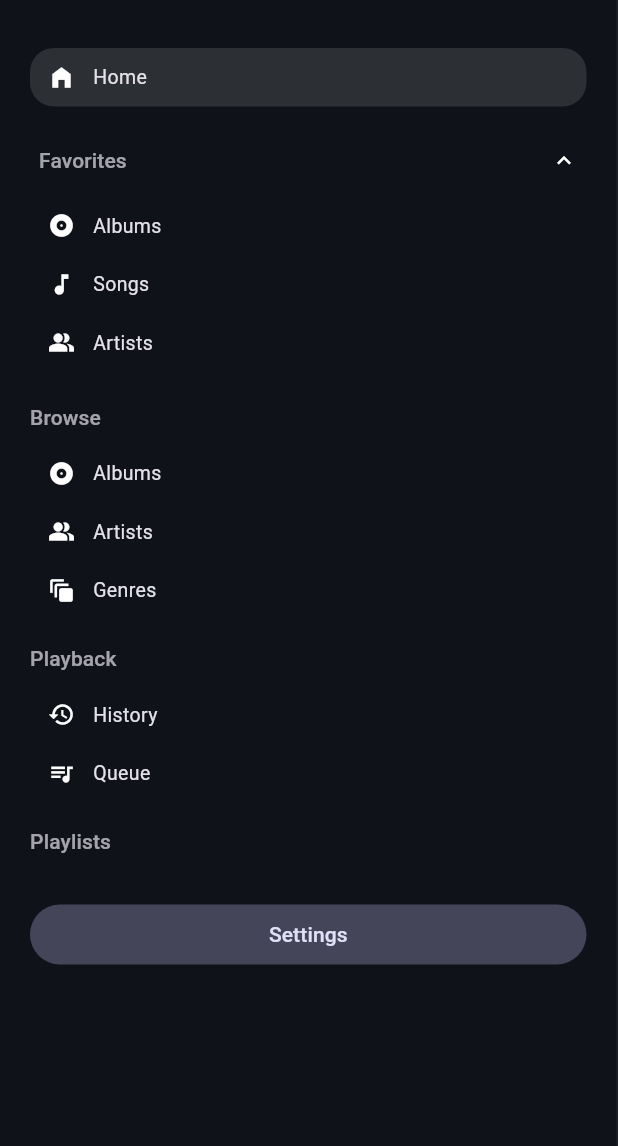
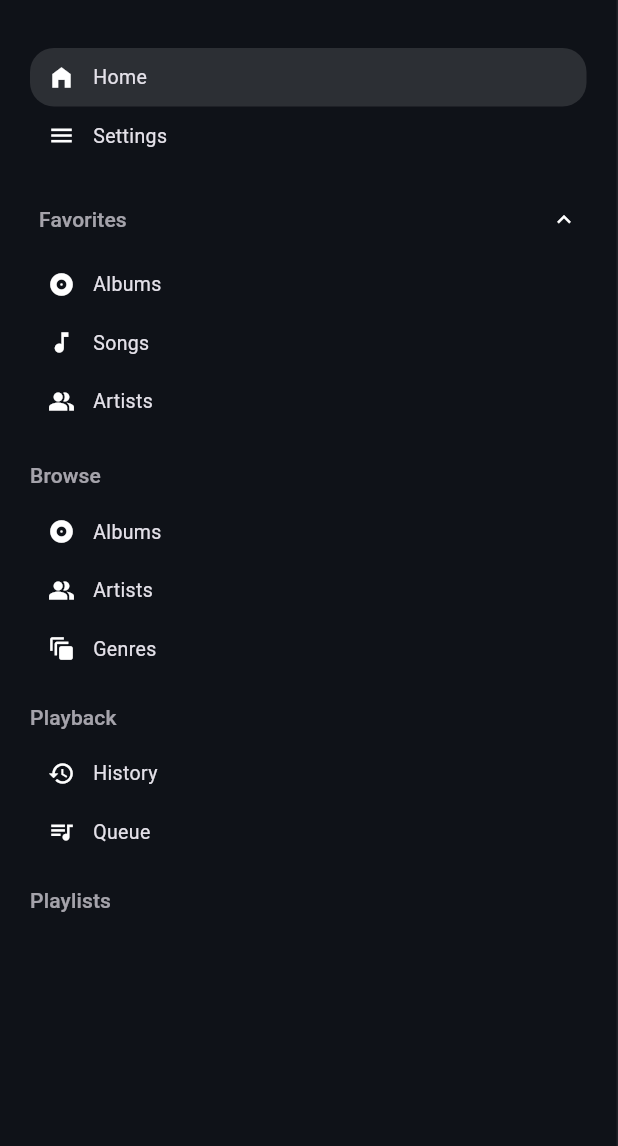
Before and after one commit to j6k4m8/coppelia, a Flutter app: the SidebarNavigation widget shown alone on an empty page, opened directly, on a phone screen of 412 x 824 dp, the part 90-1236 px from its top. Run offline on Flutter 3.47's test engine with Material 3 defaults, Android fonts, the phone set to English and light mode, and no system bars; our stand-ins replace cached_network_image, flutter_cache_manager, just_audio, shared_preferences; missing offline and left inert: window_manager; accounts and stored records are empty; Roboto replaces fonts that are missing (SF Pro Display).

Commit message:
feat: add settings navigation tile and update todo for hamburger icon implementation

```diff
--- a/lib/ui/widgets/sidebar_navigation.dart
+++ b/lib/ui/widgets/sidebar_navigation.dart
@@ -69,6 +69,13 @@ class _SidebarNavigationState extends State<SidebarNavigation> {
             selected: state.selectedPlaylist == null &&
                 state.selectedView == LibraryView.home,
             onTap: () => state.selectLibraryView(LibraryView.home),
+          ),
+          _NavTile(
+            icon: Icons.menu,
+            label: 'Settings',
+            selected: state.selectedPlaylist == null &&
+                state.selectedView == LibraryView.settings,
+            onTap: () => state.selectLibraryView(LibraryView.settings),
           ),
           const SizedBox(height: 20),
           _SectionHeader(
@@ -186,10 +193,6 @@ class _SidebarNavigationState extends State<SidebarNavigation> {
             ),
           ),
           const SizedBox(height: 16),
-          FilledButton.tonal(
-            onPressed: () => state.selectLibraryView(LibraryView.settings),
-            child: const Text('Settings'),
-          ),
         ],
       ),
     );
```
Also changed, not shown: 1 other file.
